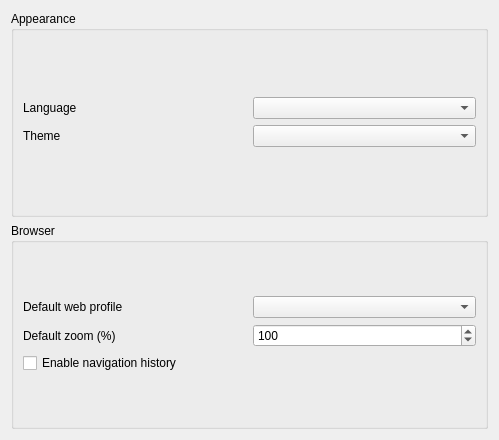
The window that galacteek/ui/forms/settings_ui.ui (pinnaculum/galacteek) describes before a commit, drawn with Qt 5.
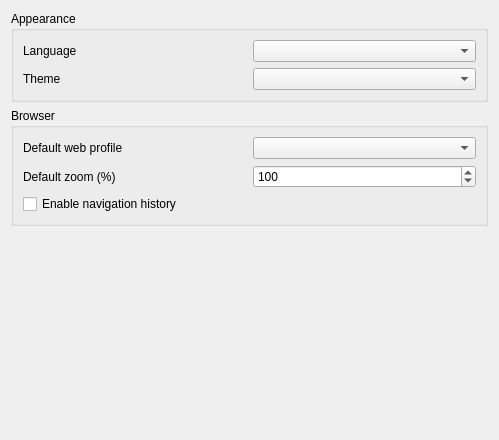
The same window after the commit.

```diff
--- a/galacteek/ui/forms/settings_ui.ui
+++ b/galacteek/ui/forms/settings_ui.ui
@@ -104,6 +104,19 @@
      </item>
     </layout>
    </item>
+   <item row="1" column="0">
+    <spacer name="verticalSpacer">
+     <property name="orientation">
+      <enum>Qt::Vertical</enum>
+     </property>
+     <property name="sizeHint" stdset="0">
+      <size>
+       <width>20</width>
+       <height>40</height>
+      </size>
+     </property>
+    </spacer>
+   </item>
   </layout>
  </widget>
  <resources>
```
